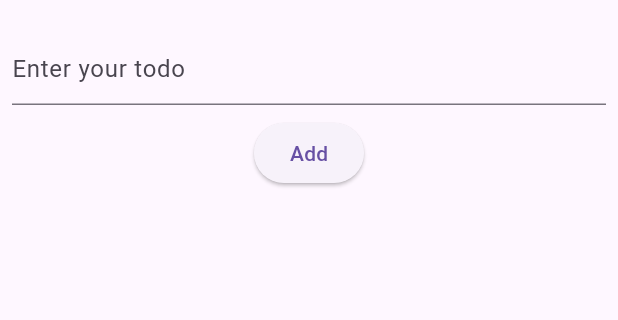
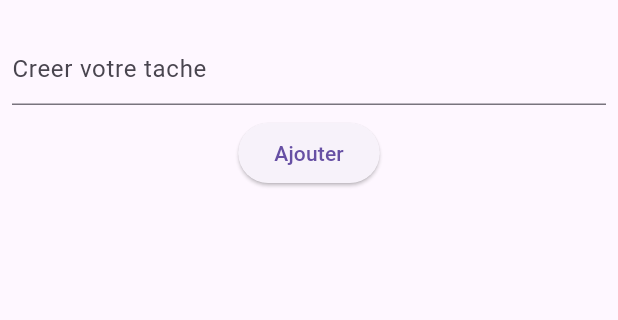
Before and after one commit to laspi0/flutter_todolist, a Flutter app: the screen it shows after launch, on a phone screen of 412 x 824 dp, the part 63-383 px from its top. Run offline on Flutter 3.47's test engine with Material 3 defaults, Android fonts, the phone set to English and light mode, and no system bars.

Commit message:
translate of the app

```diff
--- a/lib/main.dart
+++ b/lib/main.dart
@@ -61,7 +61,7 @@ class _TodoListState extends State<TodoList> {
             child: TextField(
               controller: _textFieldController,
               decoration: InputDecoration(
-                hintText: "Enter your todo",
+                hintText: "Creer votre tache",
               ),
             ),
           ),
@@ -69,14 +69,15 @@ class _TodoListState extends State<TodoList> {
             onPressed: () {
               _addTodo();
             },
-            child: Text('Add'),
+            child: Text('Ajouter'),
           ),
           Expanded(
             child: ListView.builder(
               itemCount: _todos.length,
               itemBuilder: (context, index) {
                 final todo = _todos[index];
-                final formattedDate = DateFormat.yMMMd().add_Hms().format(todo.date);
+                final formattedDate =
+                    DateFormat.yMMMd().add_Hms().format(todo.date);
                 return Dismissible(
                   key: Key(todo.text),
                   background: Container(
```
